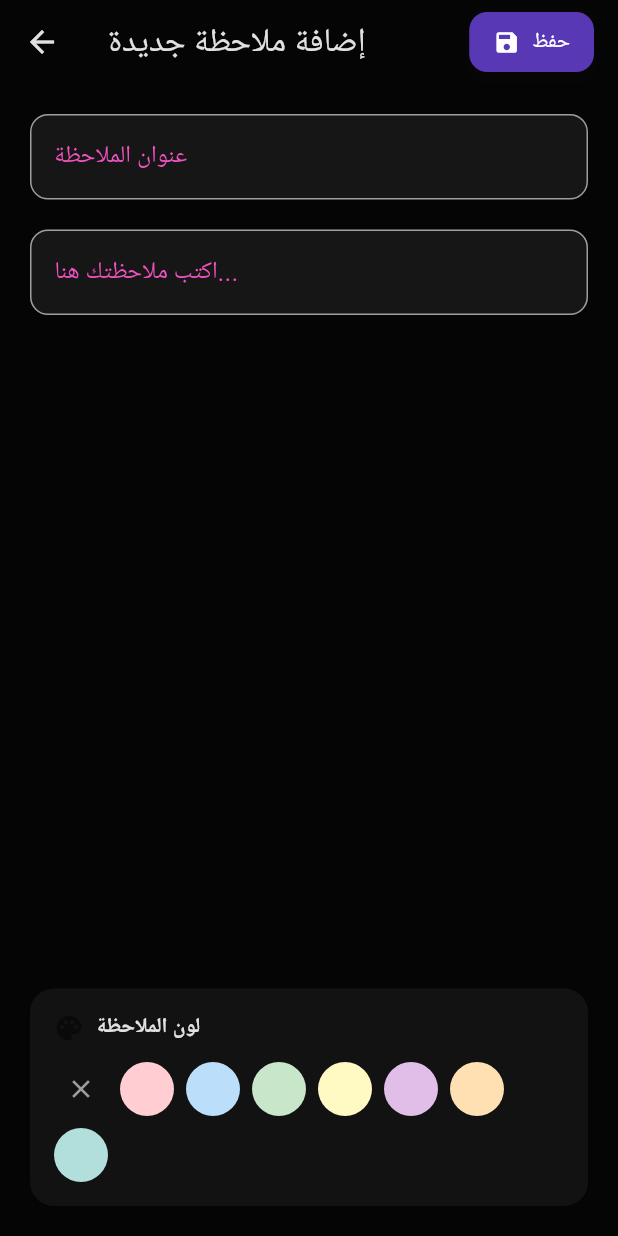
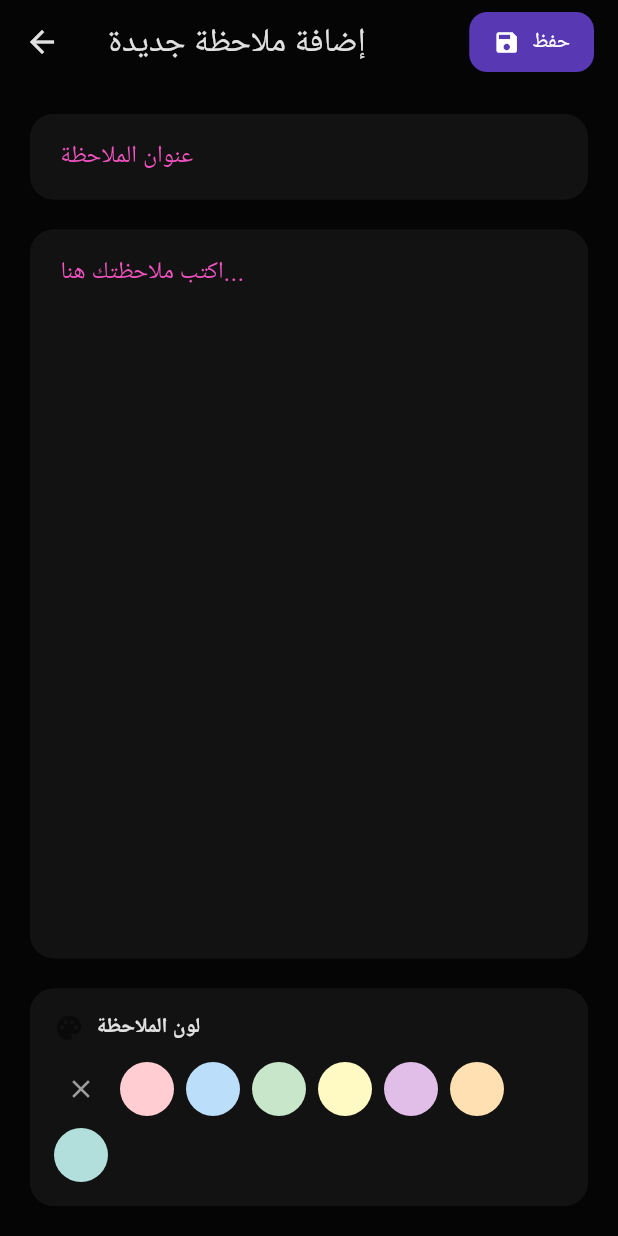
Before and after one commit to Moaz7x/zenlearn, a Flutter app: the AddNotesPage screen opened by its route, on a phone screen of 412 x 824 dp. Run offline on Flutter 3.47's test engine with Material 3 defaults, Android fonts, the phone set to English and light mode, and no system bars; our stand-ins replace bloc, dartz, device_info_plus, equatable, flutter_bloc, flutter_local_notifications and 10 more; missing offline and left inert: pdf_render, screen_brightness, volume_controller; accounts and stored records are empty; generated files the repository leaves out were written again; project files that could hold a hidden picture were left out.

Commit message:
refactor(notes): optimize note reordering and enhance input styling
- Improve notes reordering in BLoC by using Future.wait for parallel updates
- Enhance CustomInput widget with new styling properties and better shadow handling
- Update note view page with improved color blending and text contrast
- Clean up animation code and add consistent elevation to interactive elements

```diff
--- a/lib/core/widgets/custom_input.dart
+++ b/lib/core/widgets/custom_input.dart
@@ -1,4 +1,3 @@
-// app_text_field\n// Created: 2025-05-19\n\n
 import 'package:flutter/material.dart';
 
 /// A custom input field with a split animated border on focus.
@@ -12,6 +11,11 @@ class CustomInput extends StatefulWidget {
   final Duration animationDuration;
   final int? maxLines;
   final int? minLines;
+  final bool? filled; // NEW: Added filled property
+  final Color? fillColor; // NEW: Added fillColor property
+  final List<BoxShadow>? boxShadow; // NEW: Added boxShadow property
+  final EdgeInsetsGeometry? contentPadding; // NEW: Added contentPadding
+
   const CustomInput({
     super.key,
     required this.hintText,
@@ -23,6 +27,10 @@ class CustomInput extends StatefulWidget {
     this.maxLines,
     this.minLines,
     this.animationDuration = const Duration(milliseconds: 1200),
+    this.filled, // NEW
+    this.fillColor, // NEW
+    this.boxShadow, // NEW
+    this.contentPadding = const EdgeInsets.symmetric(horizontal: 16, vertical: 12), // Default padding
   });
 
   @override
@@ -38,45 +46,53 @@ class _CustomInputState extends State<CustomInput> with SingleTickerProviderStat
   @override
   Widget build(BuildContext context) {
     final OutlineInputBorder baseBorder = OutlineInputBorder(
-      borderSide: const BorderSide(color: Colors.grey, width: 1),
+      borderSide: const BorderSide(color: Colors.transparent, width: 0), // Make base border transparent
       borderRadius: BorderRadius.circular(widget.borderRadius),
     );
 
-    return Stack(
+    return Container( // Wrap with Container to apply boxShadow and borderRadius
+      decoration: BoxDecoration(
+        borderRadius: BorderRadius.circular(widget.borderRadius),
+        boxShadow: widget.boxShadow,
+        color: widget.filled == true ? widget.fillColor : null, // Apply fill color to container if not handled by TextField
+      ),
+      child: Stack(
         children: [
           TextField(
             controller: widget.controller,
             focusNode: _focusNode,
             maxLines: widget.maxLines,
             minLines: widget.minLines,
+            style: Theme.of(context).textTheme.bodyLarge, // Use theme text style
             decoration: InputDecoration(
               hintText: widget.hintText,
-            hintStyle: TextStyle(color: Theme.of(context).colorScheme.tertiary), // Use theme color
+              hintStyle: TextStyle(color: Theme.of(context).colorScheme.tertiary),
               border: baseBorder,
               enabledBorder: baseBorder,
               focusedBorder: baseBorder,
-            // contentPadding:
-            // const EdgeInsets.symmetric(horizontal: 16, vertical: 20),
+              filled: widget.filled, // Apply filled to InputDecoration
+              fillColor: widget.fillColor, // Apply fillColor to InputDecoration
+              contentPadding: widget.contentPadding, // Apply custom content padding
             ),
           ),
           Positioned.fill(
             child: IgnorePointer(
               child: CustomPaint(
                 painter: _SplitOutlinePainter(
-                // Use the local painter
                   bottomAnimation: _bottomAnimation,
                   topAnimation: _topAnimation,
                   border: baseBorder,
                   bottomBorderColor: widget.bottomBorderColor ??
-                    Theme.of(context).colorScheme.secondary, // Use theme color
+                      Theme.of(context).colorScheme.secondary,
                   topBorderColor: widget.topBorderColor ??
-                    Theme.of(context).colorScheme.primary, // Use theme color
+                      Theme.of(context).colorScheme.primary,
                   borderWidth: widget.borderWidth,
                 ),
               ),
             ),
           ),
         ],
+      ),
     );
   }
 
@@ -117,8 +133,6 @@ class _CustomInputState extends State<CustomInput> with SingleTickerProviderStat
   }
 }
 
-// Duplicated SplitOutlinePainter for CustomInput
-// Consider moving this to a shared utility file if used by more widgets
 class _SplitOutlinePainter extends CustomPainter {
   final Animation<double> bottomAnimation;
   final Animation<double> topAnimation;
--- a/lib/features/notes/presentation/pages/add_notes_page.dart
+++ b/lib/features/notes/presentation/pages/add_notes_page.dart
@@ -2,14 +2,11 @@ import 'package:flutter/material.dart';
 import 'package:flutter_bloc/flutter_bloc.dart';
 import 'package:go_router/go_router.dart';
 import 'package:uuid/uuid.dart';
-// REMOVED: import 'package:zenlearn/features/notes/presentation/widgets/note_input_field.dart';
-// NEW: Import CustomInput from core widgets
-import 'package:zenlearn/core/widgets/custom_input.dart'; // Adjust path if different
+import 'package:zenlearn/core/widgets/custom_input.dart'; // Make sure this path is correct
 import 'package:zenlearn/features/notes/domain/entities/note_entity.dart';
 import 'package:zenlearn/features/notes/presentation/bloc/notes_bloc.dart';
 import 'package:zenlearn/features/notes/presentation/bloc/notes_events.dart';
 import 'package:zenlearn/features/notes/presentation/bloc/notes_states.dart';
-// Import custom widgets
 import 'package:zenlearn/features/notes/presentation/widgets/color_picker_widget.dart';
 
 class AddNotesPage extends StatefulWidget {
@@ -21,8 +18,7 @@ class AddNotesPage extends StatefulWidget {
   State<AddNotesPage> createState() => _AddNotesPageState();
 }
 
-class _AddNotesPageState extends State<AddNotesPage>
-    with TickerProviderStateMixin {
+class _AddNotesPageState extends State<AddNotesPage> with TickerProviderStateMixin {
   final _titleController = TextEditingController();
   final _contentController = TextEditingController();
   int? _selectedColor; // To store the selected color
@@ -33,58 +29,6 @@ class _AddNotesPageState extends State<AddNotesPage>
   late Animation<double> _fadeAnimation;
 
   @override
-  void initState() {
-    super.initState();
-
-    // Initialize animations
-    _slideAnimationController = AnimationController(
-      duration: const Duration(milliseconds: 600),
-      vsync: this,
-    );
-    _fadeAnimationController = AnimationController(
-      duration: const Duration(milliseconds: 800),
-      vsync: this,
-    );
-
-    _slideAnimation = Tween<Offset>(
-      begin: const Offset(0.0, 0.3),
-      end: Offset.zero,
-    ).animate(CurvedAnimation(
-      parent: _slideAnimationController,
-      curve: Curves.easeOutCubic,
-    ));
-
-    _fadeAnimation = Tween<double>(
-      begin: 0.0,
-      end: 1.0,
-    ).animate(CurvedAnimation(
-      parent: _fadeAnimationController,
-      curve: Curves.easeOut,
-    ));
-
-    if (widget.existingNote != null) {
-      _titleController.text = widget.existingNote!.title;
-      _contentController.text = widget.existingNote!.content;
-      _selectedColor = widget.existingNote!.color;
-    }
-
-    // Start animations
-    Future.delayed(const Duration(milliseconds: 100), () {
-      _slideAnimationController.forward();
-      _fadeAnimationController.forward();
-    });
-  }
-
-  @override
-  void dispose() {
-    _titleController.dispose();
-    _contentController.dispose();
-    _slideAnimationController.dispose();
-    _fadeAnimationController.dispose();
-    super.dispose();
-  }
-
-  @override
   Widget build(BuildContext context) {
     return Scaffold(
       backgroundColor: Theme.of(context).scaffoldBackgroundColor,
@@ -93,24 +37,15 @@ class _AddNotesPageState extends State<AddNotesPage>
         elevation: 0,
         backgroundColor: Colors.transparent,
         actions: [
-          Container(
-            margin: const EdgeInsets.only(right: 16.0),
-            decoration: BoxDecoration(
-              borderRadius: BorderRadius.circular(12.0),
-              boxShadow: [
-                BoxShadow(
-                  color: Theme.of(context).primaryColor.withOpacity(0.3),
-                  blurRadius: 8.0,
-                  offset: const Offset(0, 2),
-                ),
-              ],
-            ),
+          Padding(
+            padding: const EdgeInsets.only(right: 16.0),
             child: ElevatedButton.icon(
               onPressed: _saveNote,
               icon: const Icon(Icons.save, size: 18),
               label: const Text('حفظ'),
               style: ElevatedButton.styleFrom(
-                elevation: 0,
+                elevation: 4.0, // Added subtle elevation
+                shadowColor: Theme.of(context).primaryColor.withOpacity(0.3),
                 padding: const EdgeInsets.symmetric(horizontal: 16.0, vertical: 8.0),
                 shape: RoundedRectangleBorder(
                   borderRadius: BorderRadius.circular(12.0),
@@ -174,44 +109,44 @@ class _AddNotesPageState extends State<AddNotesPage>
               child: Column(
                 children: [
                   // Title input with enhanced styling
-                  Container(
-                    decoration: BoxDecoration(
-                      borderRadius: BorderRadius.circular(16.0),
+                  CustomInput(
+                    controller: _titleController,
+                    hintText: 'عنوان الملاحظة',
+                    maxLines: null,
+                    filled: true,
+                    fillColor: Theme.of(context).cardColor,
+                    borderRadius: 16.0,
                     boxShadow: [
                       BoxShadow(
                         color: Colors.black.withOpacity(0.05),
-                          blurRadius: 10.0,
+                        blurRadius: 8.0,
                         offset: const Offset(0, 4),
                       ),
                     ],
-                    ),
-                    child: CustomInput(
-                      controller: _titleController,
-                      hintText: 'عنوان الملاحظة',
-                      maxLines: null,
-                    ),
+                    contentPadding: const EdgeInsets.symmetric(
+                        horizontal: 16, vertical: 16), // Adjusted padding
                   ),
                   const SizedBox(height: 20),
 
                   // Content input with enhanced styling
                   Expanded(
-                    child: Container(
-                      decoration: BoxDecoration(
-                        borderRadius: BorderRadius.circular(16.0),
-                        boxShadow: [
-                          BoxShadow(
-                            color: Colors.black.withOpacity(0.05),
-                            blurRadius: 10.0,
-                            offset: const Offset(0, 4),
-                          ),
-                        ],
-                      ),
                     child: CustomInput(
                       controller: _contentController,
                       hintText: 'اكتب ملاحظتك هنا...',
                       maxLines: null,
                       minLines: 1,
+                      filled: true,
+                      fillColor: Theme.of(context).cardColor,
+                      borderRadius: 16.0,
+                      boxShadow: [
+                        BoxShadow(
+                          color: Colors.black.withOpacity(0.05),
+                          blurRadius: 8.0,
+                          offset: const Offset(0, 4),
                         ),
+                      ],
+                      contentPadding: const EdgeInsets.symmetric(
+                          horizontal: 16, vertical: 16), // Adjusted padding
                     ),
                   ),
                   const SizedBox(height: 20),
@@ -219,19 +154,17 @@ class _AddNotesPageState extends State<AddNotesPage>
                   // Color picker with enhanced styling
                   AnimatedSwitcher(
                     duration: const Duration(milliseconds: 300),
+                    child: Material(
+                      // Wrap with Material for elevation
+                      key: ValueKey(_selectedColor),
+                      elevation: 4.0, // Added elevation
+                      shadowColor: Colors.black.withOpacity(0.1),
+                      borderRadius: BorderRadius.circular(16.0),
                       child: Container(
-                      key: ValueKey(_selectedColor),
                         padding: const EdgeInsets.all(16.0),
                         decoration: BoxDecoration(
                           color: Theme.of(context).cardColor,
                           borderRadius: BorderRadius.circular(16.0),
-                        boxShadow: [
-                          BoxShadow(
-                            color: Colors.black.withOpacity(0.05),
-                            blurRadius: 10.0,
-                            offset: const Offset(0, 4),
-                          ),
-                        ],
                         ),
                         child: Column(
                           crossAxisAlignment: CrossAxisAlignment.start,
@@ -265,6 +198,7 @@ class _AddNotesPageState extends State<AddNotesPage>
                         ),
                       ),
                     ),
+                  ),
                 ],
               ),
             ),
@@ -272,6 +206,58 @@ class _AddNotesPageState extends State<AddNotesPage>
         ),
       ),
     );
+  }
+
+  @override
+  void dispose() {
+    _titleController.dispose();
+    _contentController.dispose();
+    _slideAnimationController.dispose();
+    _fadeAnimationController.dispose();
+    super.dispose();
+  }
+
+  @override
+  void initState() {
+    super.initState();
+
+    // Initialize animations
+    _slideAnimationController = AnimationController(
+      duration: const Duration(milliseconds: 600),
+      vsync: this,
+    );
+    _fadeAnimationController = AnimationController(
+      duration: const Duration(milliseconds: 800),
+      vsync: this,
+    );
+
+    _slideAnimation = Tween<Offset>(
+      begin: const Offset(0.0, 0.3),
+      end: Offset.zero,
+    ).animate(CurvedAnimation(
+      parent: _slideAnimationController,
+      curve: Curves.easeOutCubic,
+    ));
+
+    _fadeAnimation = Tween<double>(
+      begin: 0.0,
+      end: 1.0,
+    ).animate(CurvedAnimation(
+      parent: _fadeAnimationController,
+      curve: Curves.easeOut,
+    ));
+
+    if (widget.existingNote != null) {
+      _titleController.text = widget.existingNote!.title;
+      _contentController.text = widget.existingNote!.content;
+      _selectedColor = widget.existingNote!.color;
+    }
+
+    // Start animations
+    Future.delayed(const Duration(milliseconds: 100), () {
+      _slideAnimationController.forward();
+      _fadeAnimationController.forward();
+    });
   }
 
   void _saveNote() {
--- a/lib/features/notes/presentation/pages/notes_page.dart
+++ b/lib/features/notes/presentation/pages/notes_page.dart
@@ -351,10 +351,12 @@ class _NotesPageState extends State<NotesPage> with RouteAware, TickerProviderSt
     context.read<NotesBloc>().add(const LoadNotes());
   }
 
+  // في _NotesPageState
   void _updateNotesList(List<NoteEntity> newNotes) {
     setState(() {
       _notes.clear();
       _notes.addAll(newNotes);
+      // من الضروري أن يتطابق ترتيب الملاحظات في _notes مع الترتيب المستلم من حالة BLoC.
     });
   }
 }
```
Also changed, not shown: lib/features/notes/presentation/bloc/notes_bloc.dart (+21 -4 lines), lib/features/notes/presentation/pages/note_view.dart (+112 -104 lines), txt.txt (+173 -82 lines). Lines whose indentation alone changed are shown as unchanged.
